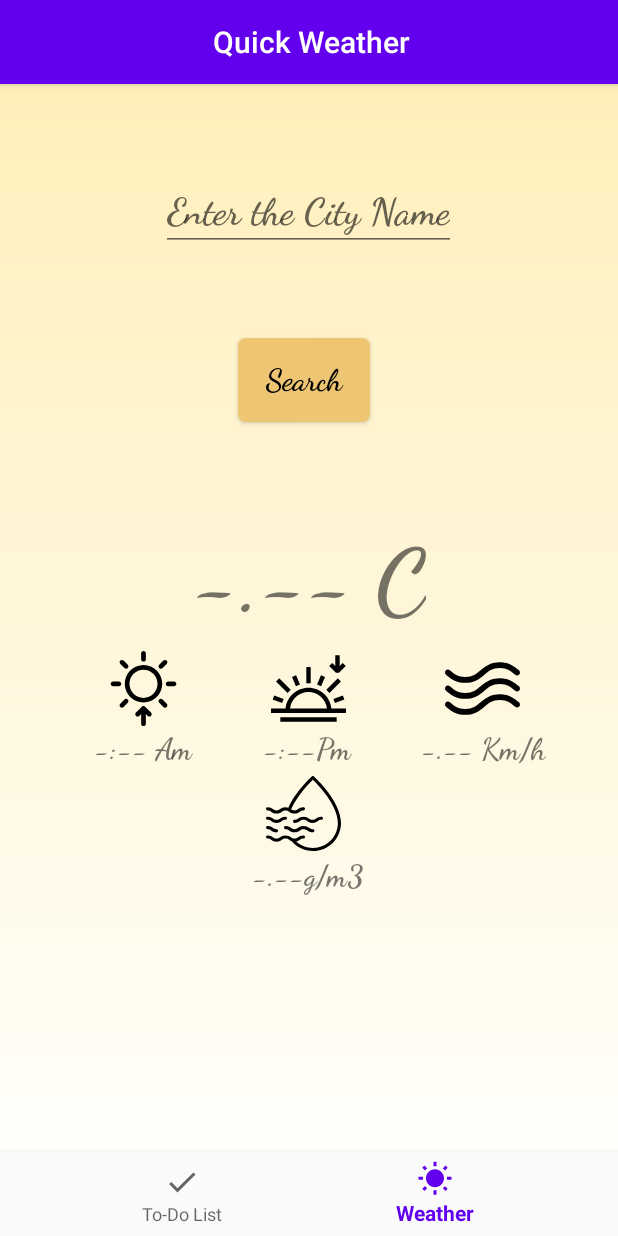
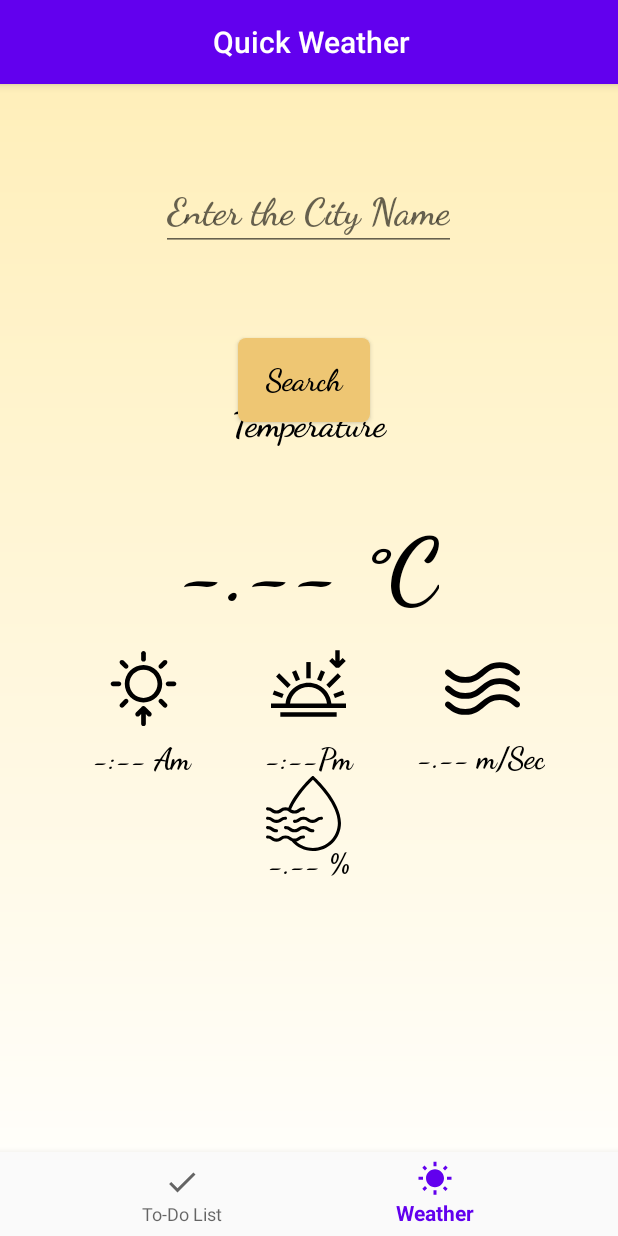
Before and after one commit to GuptaShantanu6/To-Do-List-Weather-Application, an Android app: the screen it shows after launch (MainActivity), item 2 of the bottom bar chosen, on a phone screen of 412 x 824 dp. Run offline under Robolectric (Android 15) with nearby library versions, the light colour scheme and no system bars; libraries missing offline, so code that uses them is left out: com.beust.klaxon, jp.wasabeef.recyclerview; 1 statement that could not run was skipped.

Commit message:
Weather: API Call, JSON Parsing, Info Display, ProgressBar

```diff
--- a/app/src/main/java/com/example/listweather/fragments/WeatherFragment.kt
+++ b/app/src/main/java/com/example/listweather/fragments/WeatherFragment.kt
@@ -2,6 +2,7 @@ package com.example.listweather.fragments
 
 import android.app.Activity
 import android.content.Context
+import android.os.Build
 import android.os.Bundle
 import android.os.Handler
 import android.os.Looper
@@ -11,7 +12,9 @@ import android.view.View
 import android.view.ViewGroup
 import android.view.inputmethod.InputMethodManager
 import android.widget.Button
+import android.widget.ProgressBar
 import android.widget.Toast
+import androidx.annotation.RequiresApi
 import androidx.appcompat.app.AppCompatActivity
 import androidx.loader.content.AsyncTaskLoader
 import com.beust.klaxon.Klaxon
@@ -20,6 +23,7 @@ import com.example.listweather.fragments.api.WeatherJson
 import kotlinx.android.synthetic.main.fragment_weather.*
 import okhttp3.*
 import java.io.IOException
+import kotlin.math.roundToInt
 
 class WeatherFragment : Fragment() {
 
@@ -36,12 +40,14 @@ class WeatherFragment : Fragment() {
         val enterButton : Button = wView.findViewById<Button>(R.id.enterButton)
         var city : String = "Chicago"
         val API : String = "6cd35acf8099b62877b7bff4e1933765"
+        val progress_bar : ProgressBar = wView.findViewById<ProgressBar>(R.id.progress_bar)
 
 //        var URL : String = "https://api.openweathermap.org/data/2.5/weather?q=$city&appid=$API"
 
         enterButton.setOnClickListener {
 //            inputCity.setText("")
             hideKeyboard()
+            progress_bar.visibility = View.VISIBLE
             city = inputCity.text.toString()
             var URL : String = "https://api.openweathermap.org/data/2.5/weather?q=$city&appid=$API"
             val client = OkHttpClient()
@@ -52,6 +58,7 @@ class WeatherFragment : Fragment() {
                     e.printStackTrace()
                 }
 
+                @RequiresApi(Build.VERSION_CODES.O)
                 override fun onResponse(call: Call, response: Response) {
                     if (!response.isSuccessful){
                         System.err.println("Response Not Succesful")
@@ -65,8 +72,37 @@ class WeatherFragment : Fragment() {
                         var temp : Int = myData.main.temp.toInt()
                         var temp1 : Double = temp.toDouble()
                         temp1-=273.15
+                        temp1 = Math.round(temp1*1000.0) / 1000.00
+                        temp1 = Math.round(temp1*100.0) / 100.0
                         var temp2 : String = temp1.toString()
 //                        temp_text.text = temp2
+                        temp2+="°C"
+                        println(temp2)
+                        var h : String = myData.main.humidity.toString()
+                        h+=" %"
+                        activity?.runOnUiThread(Runnable {
+                            progress_bar.visibility = View.GONE
+                            temp_text.text = temp2
+                            humidity_text.text = h
+//                            sunrise_text.text = myData.sys.sunrise.toString()
+//                            sunset_text.text = myData.sys.sunset.toString()
+                            var x : String = myData.wind.speed.toString()
+                            x+=" m/Sec"
+                            wind_text.text = x
+                            var srise = java.time.format.DateTimeFormatter.ISO_INSTANT.format(java.time.Instant.ofEpochSecond(
+                                myData.sys.sunrise.toLong()
+                            ))
+                            srise = srise.toString()
+                            srise=srise.substring(11,16) + " Am"
+                            sunrise_text.text = srise
+                            var sset = java.time.format.DateTimeFormatter.ISO_INSTANT.format(java.time.Instant.ofEpochSecond(
+                                myData.sys.sunset.toLong()
+                            ))
+                            sset = sset.toString()
+                            sset = sset.substring(11,16) + " Pm"
+                            sunset_text.text = sset
+
+                        })
 
                     }
                     println(Thread.currentThread())
--- a/app/src/main/res/layout/fragment_weather.xml
+++ b/app/src/main/res/layout/fragment_weather.xml
@@ -73,7 +73,7 @@
         app:layout_constraintHorizontal_bias="0.498"
         app:layout_constraintStart_toStartOf="parent"
         app:layout_constraintTop_toBottomOf="@id/guideline2"
-        app:layout_constraintVertical_bias="0.434" />
+        app:layout_constraintVertical_bias="0.42" />
 
     <ImageView
         android:id="@+id/wi_nd"
@@ -103,14 +103,17 @@
         android:id="@+id/temp_text"
         android:layout_width="wrap_content"
         android:layout_height="wrap_content"
+        android:fontFamily="cursive"
+        android:text="-.-- °C"
+        android:textSize="60sp"
+        android:textStyle="bold"
+        app:layout_constraintBottom_toTopOf="@id/sun_set"
+        app:layout_constraintEnd_toEndOf="parent"
+        app:layout_constraintHorizontal_bias="0.501"
         app:layout_constraintStart_toStartOf="parent"
-        app:layout_constraintEnd_toEndOf="parent"
-        android:text="-.-- C"
-        android:textSize="60sp"
         app:layout_constraintTop_toTopOf="@id/guideline2"
-        app:layout_constraintBottom_toTopOf="@id/sun_set"
-        android:fontFamily="cursive"
-        android:textStyle="bold"/>
+        app:layout_constraintVertical_bias="0.147"
+        android:textColor="#000000"/>
 
     <TextView
         android:id="@+id/sunrise_text"
@@ -122,55 +125,57 @@
         android:textStyle="bold"
         app:layout_constraintBottom_toBottomOf="@id/guideline3"
         app:layout_constraintEnd_toEndOf="parent"
-        app:layout_constraintHorizontal_bias="0.181"
+        app:layout_constraintHorizontal_bias="0.179"
         app:layout_constraintStart_toStartOf="parent"
         app:layout_constraintTop_toTopOf="@id/guideline2"
-        app:layout_constraintVertical_bias="0.61" />
+        app:layout_constraintVertical_bias="0.638"
+        android:textColor="#000000"/>
 
     <TextView
         android:id="@+id/sunset_text"
         android:layout_width="wrap_content"
         android:layout_height="wrap_content"
+        android:fontFamily="cursive"
         android:text="-:--Pm"
         android:textSize="20sp"
+        android:textStyle="bold"
         app:layout_constraintBottom_toBottomOf="@id/guideline3"
         app:layout_constraintEnd_toEndOf="parent"
-        app:layout_constraintHorizontal_bias="0.498"
         app:layout_constraintStart_toStartOf="parent"
         app:layout_constraintTop_toTopOf="@id/guideline2"
-        app:layout_constraintVertical_bias="0.61"
-        android:fontFamily="cursive"
-        android:textStyle="bold"/>
+        app:layout_constraintVertical_bias="0.638"
+        android:textColor="#000000"/>
 
     <TextView
         android:id="@+id/wind_text"
         android:layout_width="wrap_content"
         android:layout_height="wrap_content"
-        android:text="-.-- Km/h"
+        android:fontFamily="cursive"
+        android:text="-.-- m/Sec"
+        android:textColor="#000000"
         android:textSize="20sp"
+        android:textStyle="bold"
         app:layout_constraintBottom_toBottomOf="@id/guideline3"
         app:layout_constraintEnd_toEndOf="parent"
-        app:layout_constraintHorizontal_bias="0.853"
+        app:layout_constraintHorizontal_bias="0.85"
         app:layout_constraintStart_toStartOf="parent"
         app:layout_constraintTop_toTopOf="@id/guideline2"
-        app:layout_constraintVertical_bias="0.61"
-        android:fontFamily="cursive"
-        android:textStyle="bold"/>
+        app:layout_constraintVertical_bias="0.635" />
 
     <TextView
         android:id="@+id/humidity_text"
         android:layout_width="wrap_content"
         android:layout_height="wrap_content"
-        android:text="-.--g/m3"
+        android:fontFamily="cursive"
+        android:text="-.-- %"
         android:textSize="20sp"
+        android:textStyle="bold"
         app:layout_constraintBottom_toBottomOf="@id/guideline3"
         app:layout_constraintEnd_toEndOf="parent"
-        app:layout_constraintHorizontal_bias="0.498"
         app:layout_constraintStart_toStartOf="parent"
         app:layout_constraintTop_toTopOf="@id/guideline2"
-        app:layout_constraintVertical_bias="0.96"
-        android:fontFamily="cursive"
-        android:textStyle="bold"/>
+        app:layout_constraintVertical_bias="0.927"
+        android:textColor="#000000"/>
 
     <androidx.constraintlayout.widget.Guideline
         android:id="@+id/guideline3"
@@ -179,5 +184,28 @@
         android:orientation="horizontal"
         app:layout_constraintGuide_begin="550dp" />
 
+    <ProgressBar
+        android:id="@+id/progress_bar"
+        android:layout_width="wrap_content"
+        android:layout_height="wrap_content"
+        app:layout_constraintStart_toStartOf="parent"
+        app:layout_constraintEnd_toEndOf="parent"
+        app:layout_constraintTop_toTopOf="parent"
+        app:layout_constraintBottom_toBottomOf="parent"
+        android:visibility="invisible"/>
+
+    <TextView
+        android:id="@+id/temp_stat"
+        android:layout_width="wrap_content"
+        android:layout_height="wrap_content"
+        android:layout_marginTop="212dp"
+        android:fontFamily="cursive"
+        android:text="Temperature"
+        android:textColor="#000000"
+        android:textSize="23sp"
+        android:textStyle="bold"
+        app:layout_constraintEnd_toEndOf="parent"
+        app:layout_constraintStart_toStartOf="parent"
+        app:layout_constraintTop_toTopOf="parent" />
 
 </androidx.constraintlayout.widget.ConstraintLayout>
```
